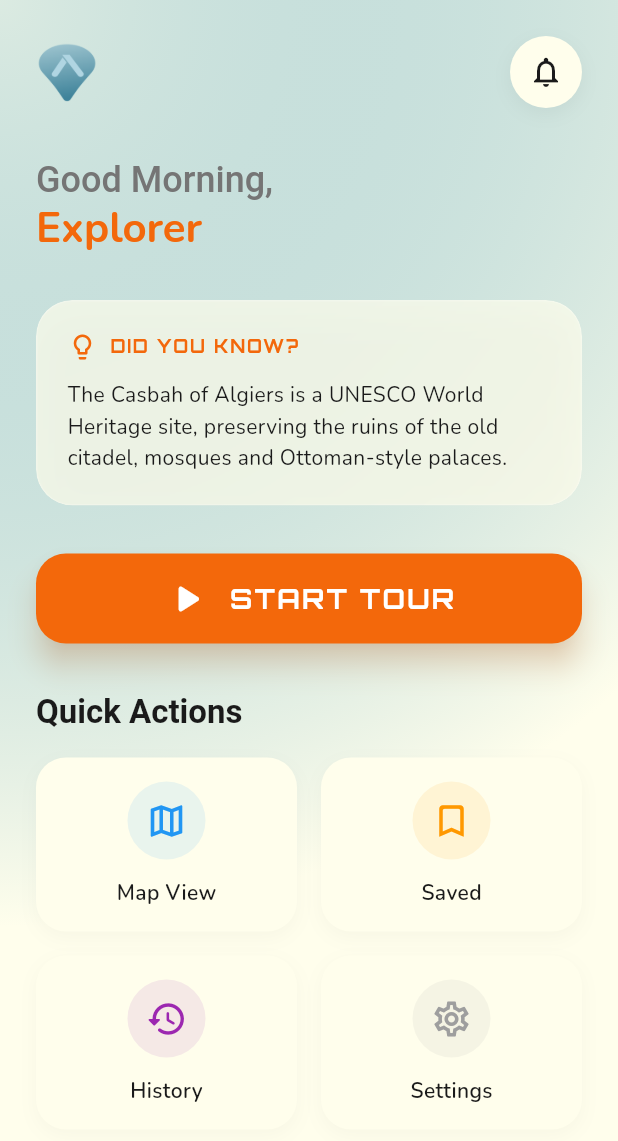
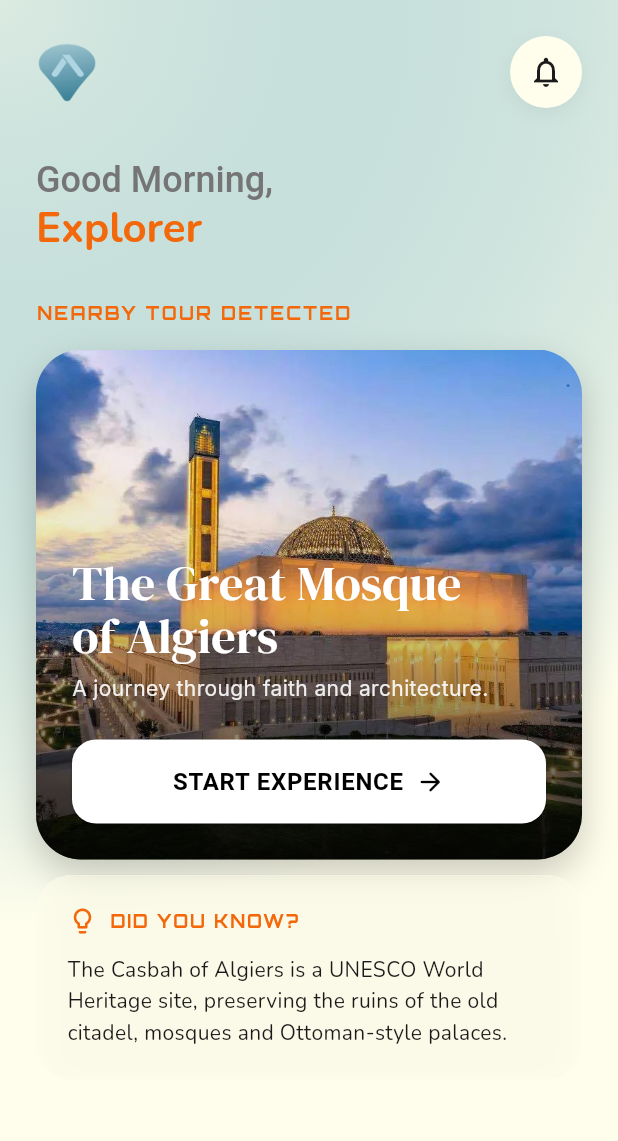
Before and after one commit to BrahimBenzekri/hewesbiya, a Flutter app: the screen it shows after launch, on a phone screen of 412 x 824 dp. Shown: the top 1141 px of the screen. Run offline on Flutter 3.47's test engine with Material 3 defaults, Android fonts, the light colour scheme and no system bars; drawn by our look-alikes of flutter_animate; our stand-ins replace audioplayers, avatar_glow, dio, geolocator, google_fonts.

Commit message:
Updated: New experience of the UI

```diff
--- a/lib/features/home/home_screen.dart
+++ b/lib/features/home/home_screen.dart
@@ -258,93 +258,129 @@ class _HomeScreenState extends State<HomeScreen> {
 
           const SizedBox(height: 32),
 
-          // Did You Know Card
-          _buildDidYouKnowCard().animate().fadeIn(delay: 400.ms).scale(),
+          // Nearby Landmark Section
+          Text(
+            "NEARBY TOUR DETECTED",
+            style: GoogleFonts.orbitron(
+              fontSize: 12,
+              fontWeight: FontWeight.bold,
+              color: Theme.of(context).primaryColor,
+              letterSpacing: 1.5,
+            ),
+          ).animate().fadeIn(delay: 400.ms),
 
-          const SizedBox(height: 32),
+          const SizedBox(height: 16),
 
-          // Start Tour Button
+          // Landmark Card
+          _buildLandmarkCard(context).animate().fadeIn(delay: 600.ms).scale(),
+
+          const SizedBox(height: 10),
+
+          // Did You Know Card (Secondary)
+          _buildDidYouKnowCard()
+              .animate()
+              .fadeIn(delay: 800.ms)
+              .slideY(begin: 0.2),
+        ],
+      ),
+    );
+  }
+
+  Widget _buildLandmarkCard(BuildContext context) {
+    return Container(
+      height: 340,
+      width: double.infinity,
+      decoration: BoxDecoration(
+        borderRadius: BorderRadius.circular(30),
+        boxShadow: [
+          BoxShadow(
+            color: Colors.black.withValues(alpha: 0.2),
+            blurRadius: 20,
+            offset: const Offset(0, 10),
+          ),
+        ],
+      ),
+      child: ClipRRect(
+        borderRadius: BorderRadius.circular(30),
+        child: Stack(
+          fit: StackFit.expand,
+          children: [
+            // Hero Image
+            Image.asset('assets/great_mosque_hero.jpeg', fit: BoxFit.cover),
+
+            // Gradient Overlay
+            Container(
+              decoration: BoxDecoration(
+                gradient: LinearGradient(
+                  begin: Alignment.topCenter,
+                  end: Alignment.bottomCenter,
+                  colors: [
+                    Colors.transparent,
+                    Colors.black.withValues(alpha: 0.1),
+                    Colors.black.withValues(alpha: 0.8),
+                  ],
+                ),
+              ),
+            ),
+
+            // Content Overlay
+            Padding(
+              padding: const EdgeInsets.all(24.0),
+              child: Column(
+                crossAxisAlignment: CrossAxisAlignment.start,
+                mainAxisAlignment: MainAxisAlignment.end,
+                children: [
+                  Text(
+                    "The Great Mosque\nof Algiers",
+                    style: GoogleFonts.dmSerifDisplay(
+                      color: Colors.white,
+                      fontSize: 32,
+                      height: 1.1,
+                    ),
+                  ),
+                  const SizedBox(height: 8),
+                  Text(
+                    "A journey through faith and architecture.",
+                    style: GoogleFonts.inter(
+                      color: Colors.white.withValues(alpha: 0.9),
+                      fontSize: 14,
+                    ),
+                  ),
+                  const SizedBox(height: 24),
                   SizedBox(
                     width: double.infinity,
-            height: 60,
+                    height: 56,
                     child: ElevatedButton(
                       onPressed: () => Navigator.pushNamed(context, '/tour'),
                       style: ElevatedButton.styleFrom(
-                backgroundColor: Theme.of(context).primaryColor,
-                foregroundColor: Colors.white,
-                elevation: 8,
-                shadowColor: Theme.of(
-                  context,
-                ).primaryColor.withValues(alpha: 0.4),
+                        backgroundColor: Colors.white,
+                        foregroundColor: Colors.black,
                         shape: RoundedRectangleBorder(
-                  borderRadius: BorderRadius.circular(20),
+                          borderRadius: BorderRadius.circular(16),
                         ),
                       ),
                       child: Row(
                         mainAxisAlignment: MainAxisAlignment.center,
                         children: [
-                  const Icon(Icons.play_arrow_rounded, size: 32),
-                  const SizedBox(width: 12),
-                  Text(
-                    "START TOUR",
-                    style: GoogleFonts.orbitron(
-                      fontSize: 18,
+                          const Text(
+                            "START EXPERIENCE",
+                            style: TextStyle(
                               fontWeight: FontWeight.bold,
-                      letterSpacing: 1.5,
+                              fontSize: 16,
+                              letterSpacing: 0.5,
+                            ),
+                          ),
+                          const SizedBox(width: 8),
+                          const Icon(Icons.arrow_forward_rounded, size: 20),
+                        ],
+                      ),
                     ),
                   ),
                 ],
               ),
             ),
-          ).animate().fadeIn(delay: 600.ms).moveY(begin: 20, end: 0),
-
-          const SizedBox(height: 32),
-
-          // Quick Actions
-          Text(
-            "Quick Actions",
-            style: Theme.of(
-              context,
-            ).textTheme.titleLarge?.copyWith(fontWeight: FontWeight.bold),
-          ).animate().fadeIn(delay: 800.ms),
-
-          const SizedBox(height: 16),
-
-          GridView.count(
-            shrinkWrap: true,
-            physics: const NeverScrollableScrollPhysics(),
-            crossAxisCount: 2,
-            mainAxisSpacing: 16,
-            crossAxisSpacing: 16,
-            childAspectRatio: 1.5,
-            children: [
-              _buildActionButton(
-                context,
-                Icons.map_outlined,
-                "Map View",
-                Colors.blue,
+          ],
         ),
-              _buildActionButton(
-                context,
-                Icons.bookmark_border_rounded,
-                "Saved",
-                Colors.orange,
-              ),
-              _buildActionButton(
-                context,
-                Icons.history_rounded,
-                "History",
-                Colors.purple,
-              ),
-              _buildActionButton(
-                context,
-                Icons.settings_outlined,
-                "Settings",
-                Colors.grey,
-              ),
-            ],
-          ).animate().fadeIn(delay: 1000.ms).slideY(begin: 0.2),
-        ],
       ),
     );
   }
@@ -403,57 +439,4 @@ class _HomeScreenState extends State<HomeScreen> {
       ),
     );
   }
-
-  Widget _buildActionButton(
-    BuildContext context,
-    IconData icon,
-    String label,
-    Color color,
-  ) {
-    return Container(
-      decoration: BoxDecoration(
-        color: Theme.of(context).cardColor,
-        borderRadius: BorderRadius.circular(20),
-        boxShadow: [
-          BoxShadow(
-            color: Colors.black.withValues(alpha: 0.03),
-            blurRadius: 10,
-            offset: const Offset(0, 4),
-          ),
-        ],
-      ),
-      child: Material(
-        color: Colors.transparent,
-        child: InkWell(
-          borderRadius: BorderRadius.circular(20),
-          onTap: () {
-            ScaffoldMessenger.of(context).showSnackBar(
-              SnackBar(content: Text("$label feature coming soon!")),
-            );
-          },
-          child: Column(
-            mainAxisAlignment: MainAxisAlignment.center,
-            children: [
-              Container(
-                padding: const EdgeInsets.all(12),
-                decoration: BoxDecoration(
-                  color: color.withValues(alpha: 0.1),
-                  shape: BoxShape.circle,
-                ),
-                child: Icon(icon, color: color, size: 28),
-              ),
-              const SizedBox(height: 12),
-              Text(
-                label,
-                style: const TextStyle(
-                  fontWeight: FontWeight.w600,
-                  fontSize: 14,
-                ),
-              ),
-            ],
-          ),
-        ),
-      ),
-    );
 }
-}
--- a/pubspec.yaml
+++ b/pubspec.yaml
@@ -26,3 +26,5 @@ flutter:
   uses-material-design: true
   assets:
     - assets/
+    - assets/ai_demo.mp3
+    - assets/great_mosque_hero.png
```
Also changed, not shown: lib/features/tour/tour_screen.dart (+62 -17 lines), assets/great_mosque_hero.jpeg (added), assets/great_mosque_hero.png (added). Lines whose indentation alone changed are shown as unchanged.
